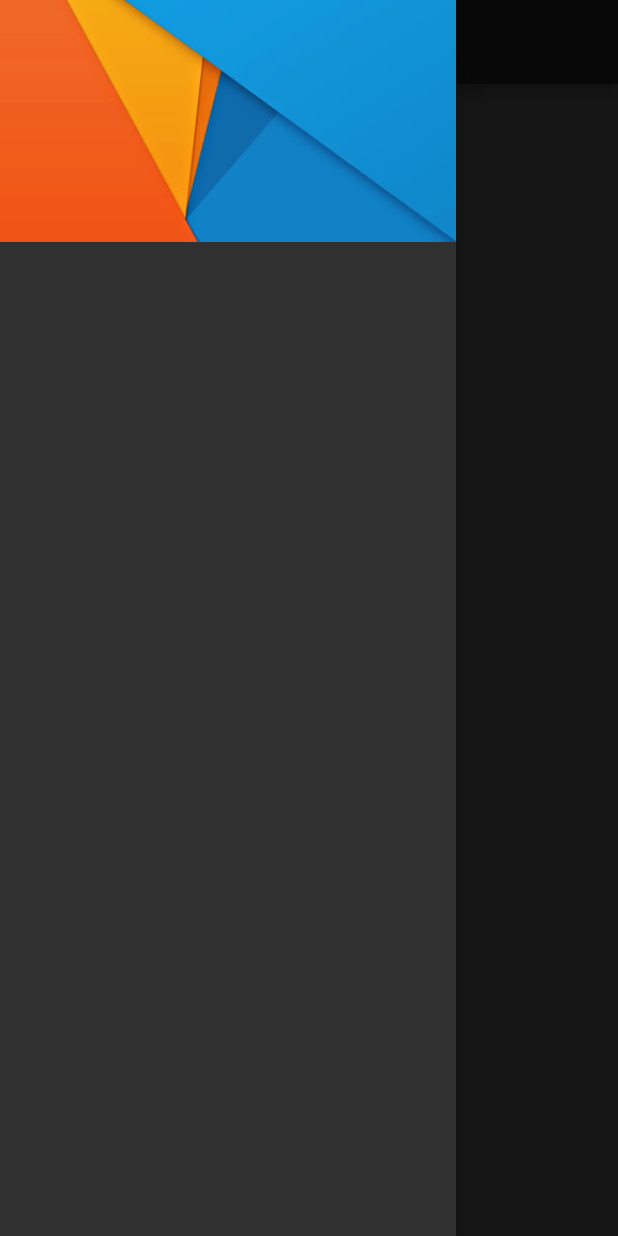
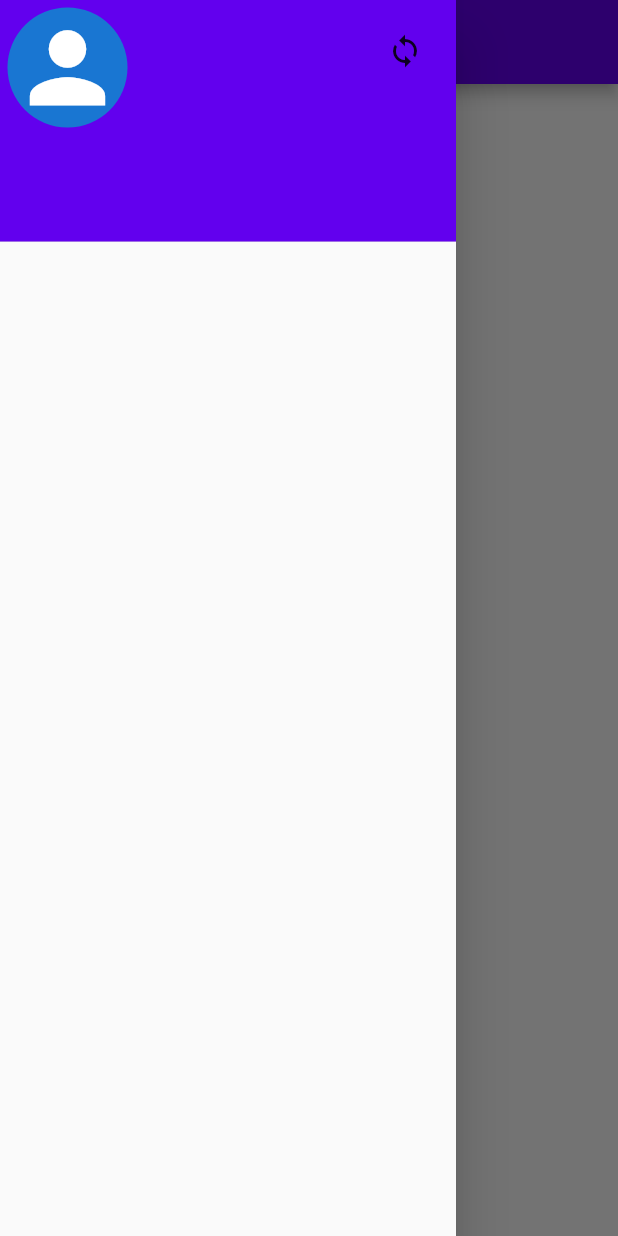
Before and after one commit to flutter-preview/ahmedsat-sat-cms-flutter, a Flutter app: the MyScreen screen opened directly, with the side drawer open, on a phone screen of 412 x 824 dp. Run offline on Flutter 3.47's test engine with Material 2 defaults, Android fonts, the phone set to English and light mode, and no system bars; our stand-ins replace shared_preferences; accounts and stored records are empty.

Commit message:
save darkMod status

```diff
--- /dev/null
+++ b/lib/utils/const.dart
@@ -0,0 +1,8 @@
+import 'package:flutter/material.dart';
+
+const iconLight = Icons.wb_sunny;
+const iconDark = Icons.nights_stay;
+const iconSystem = Icons.sync_sharp;
+
+// shared preferences names
+const themeModeValueName = 'themeModeValue';
--- a/lib/utils/is_loggedin.dart
+++ /dev/null
@@ -1,3 +0,0 @@
-bool isLoggedIn() {
-  return false;
-}
--- /dev/null
+++ b/lib/utils/theme_state.dart
@@ -0,0 +1,30 @@
+import 'package:flutter/material.dart';
+import 'package:sat_cms/utils/const.dart';
+import 'package:sat_cms/services/settings.dart';
+import 'package:shared_preferences/shared_preferences.dart';
+
+const _darkMode = 'dark';
+const _lightMode = 'light';
+const _systemMode = 'system';
+
+final _settings = Settings();
+
+class ThemeState extends ValueNotifier<ThemeMode> {
+  ThemeState._sharedInstance() : super(_settings.themeMode);
+  static final ThemeState _shared = ThemeState._sharedInstance();
+  factory ThemeState() => _shared;
+
+  @override
+  set value(ThemeMode newMod) {
+    _settings.themeMode = newMod;
+    super.value = newMod;
+  }
+
+  void nextTheme() {
+    value = value == ThemeMode.system
+        ? ThemeMode.light
+        : value == ThemeMode.light
+            ? ThemeMode.dark
+            : ThemeMode.system;
+  }
+}
--- /dev/null
+++ b/lib/utils/vars.dart
@@ -0,0 +1,3 @@
+const isLoggedIn = false;
+const serverURI = '127.0.0.1:3000';
+const token = '';
--- a/lib/widgets/custom_screen.dart
+++ b/lib/widgets/custom_screen.dart
@@ -4,6 +4,9 @@ import 'package:sat_cms/widgets/custom_drawer.dart';
 class MyScreen extends StatelessWidget {
   const MyScreen({Key? key}) : super(key: key);
   final title = 'MyScreen';
+  final body = const Center(
+    child: Text('some content'),
+  );
   @override
   Widget build(BuildContext context) {
     return Scaffold(
@@ -11,9 +14,7 @@ class MyScreen extends StatelessWidget {
         title: Text(title),
       ),
       drawer: const MyDrawer(),
-      body: Center(
-        child: Text(title),
-      ),
+      body: body,
     );
   }
 }
--- /dev/null
+++ b/lib/widgets/theme_widget.dart
@@ -0,0 +1,31 @@
+import 'package:flutter/material.dart';
+import 'package:sat_cms/utils/const.dart';
+import 'package:sat_cms/utils/theme_state.dart';
+
+class ThemeIcon extends StatelessWidget {
+  ThemeIcon({
+    super.key,
+  });
+
+  final _themeState = ThemeState();
+
+  @override
+  Widget build(BuildContext context) {
+    final themeState = ThemeState();
+    return ValueListenableBuilder(
+      valueListenable: themeState,
+      builder: (context, value, child) {
+        return IconButton(
+          onPressed: () => _themeState.nextTheme(),
+          icon: Icon(
+            _themeState.value == ThemeMode.system
+                ? iconSystem
+                : _themeState.value == ThemeMode.light
+                    ? iconLight
+                    : iconDark,
+          ),
+        );
+      },
+    );
+  }
+}
--- a/pubspec.yaml
+++ b/pubspec.yaml
@@ -34,6 +34,7 @@ dependencies:
   # The following adds the Cupertino Icons font to your application.
   # Use with the CupertinoIcons class for iOS style icons.
   cupertino_icons: ^1.0.2
+  shared_preferences: ^2.2.0
 
 dev_dependencies:
   flutter_test:
```
Also changed, not shown: lib/main.dart (+16 -5 lines), lib/services/settings.dart (added, +39 -0 lines), lib/widgets/custom_drawer.dart (+18 -6 lines), pubspec.lock, 2 other files.
